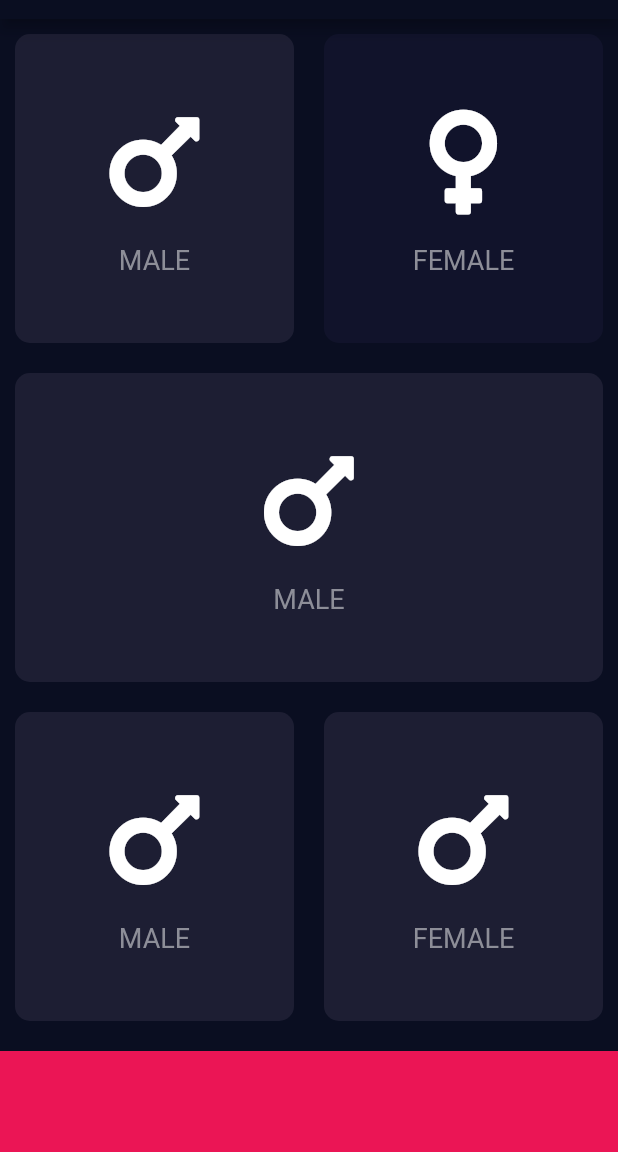
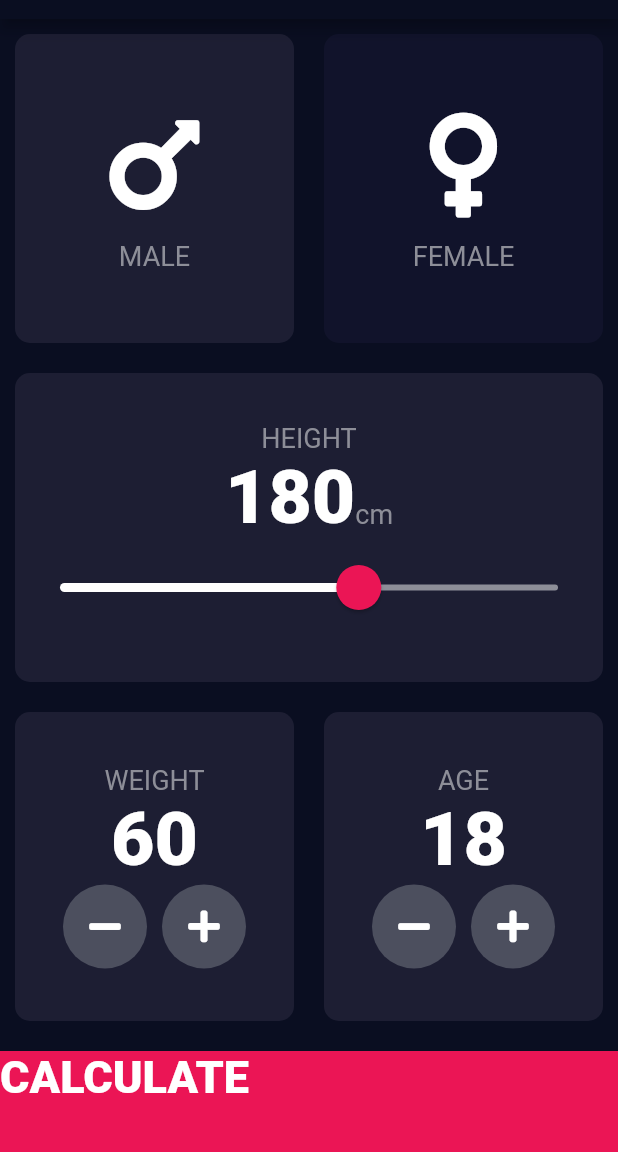
Before and after one commit to prashantsumfactor/bmiCalculator, a Flutter app: the screen it shows after launch, on a phone screen of 412 x 824 dp, the part 65-1217 px from its top. Run offline on Flutter 3.47's test engine with Material 2 defaults, Android fonts, the phone set to English and light mode, and no system bars; our stand-ins replace font_awesome_flutter.

```diff
--- /dev/null
+++ b/lib/constant.dart
@@ -0,0 +1,22 @@
+import 'package:flutter/material.dart';
+
+const kBottomContainerHeight = 80.0;
+const kBottomColor = Color(0xFFEB1555);
+const kInActiveCardColor = Color(0xFF11132B);
+const kActiveCardColor = Color(0xFF1D1E33);
+const kSliderThumbColor = Color(0xFFEB1555);
+const kSliderThumbOverlayColor = Color(0x29EB1555);
+const kActiveSliderColor = Colors.white;
+const kInActiveSliderColor = Color(0xFF8D8E98);
+const kMinSliderValue = 120.0;
+const kMaxSliderValue = 220.0;
+
+const kLabelTextStyle = TextStyle(
+  fontSize: 18.0,
+  color: Color(0xFF8D8E98),
+);
+
+const kNumberTextStyle = TextStyle(
+  fontSize: 50,
+  fontWeight: FontWeight.w900,
+);
--- a/lib/home_page.dart
+++ /dev/null
@@ -1,106 +0,0 @@
-import 'package:flutter/material.dart';
-import 'package:font_awesome_flutter/font_awesome_flutter.dart';
-import 'icon_content.dart';
-import 'reusable_card.dart';
-
-const bottomContainerHeight = 80.0;
-const bottomColor = Color(0xFFEB1555);
-const inActiveCardColor = Color(0xFF11132B);
-const activeCardColor = Color(0xFF1D1E33);
-
-class BmiHome extends StatefulWidget {
-  const BmiHome({super.key});
-
-  @override
-  State<BmiHome> createState() => _MyHomePageState();
-}
-
-enum Gender { male, female }
-
-class _MyHomePageState extends State<BmiHome> {
-
-  Gender selectedGender = Gender.male;
-
-  @override
-  Widget build(BuildContext context) {
-    return Scaffold(
-      appBar: AppBar(
-        title: const Text('BMI Calculator'),
-        backgroundColor: const Color(0xFF0A0E21),
-      ),
-      body: Column(
-        crossAxisAlignment: CrossAxisAlignment.stretch,
-        children: <Widget>[
-          Expanded(
-              child: Row(
-            children: [
-              Expanded(
-                child: ReusableCard(
-                    onPress: (){
-                      selectedGender = Gender.male;
-                    },
-                    color: selectedGender == Gender.male
-                        ? activeCardColor
-                        : inActiveCardColor,
-                    child: IconContent(
-                      name: 'MALE',
-                      icon: FontAwesomeIcons.mars,
-                    )),
-              ),
-              Expanded(
-                child: ReusableCard(
-                    onPress: (){
-                      selectedGender = Gender.female;
-                    },
-                    color: selectedGender == Gender.female
-                        ? activeCardColor
-                        : inActiveCardColor,
-                    child: IconContent(
-                      name: 'FEMALE',
-                      icon: FontAwesomeIcons.venus,
-                    )),
-              )
-            ],
-          )),
-          Expanded(
-              child: ReusableCard(
-            color: activeCardColor,
-            onPress: (){},
-            child: IconContent(
-              name: 'MALE',
-              icon: FontAwesomeIcons.mars,
-            ),
-          )),
-          Expanded(
-              child: Row(
-            children: [
-              Expanded(
-                  child: ReusableCard(
-                      color: activeCardColor,
-                      onPress: (){},
-                      child: IconContent(
-                        name: 'MALE',
-                        icon: FontAwesomeIcons.mars,
-                      ))),
-              Expanded(
-                child: ReusableCard(
-                    color: activeCardColor,
-                    onPress: (){},
-                    child: IconContent(
-                      name: 'FEMALE',
-                      icon: FontAwesomeIcons.mars,
-                    )),
-              )
-            ],
-          )),
-          Container(
-            color: bottomColor,
-            width: double.infinity,
-            height: bottomContainerHeight,
-            margin: const EdgeInsets.only(top: 10.0),
-          )
-        ],
-      ),
-    );
-  }
-}
--- a/lib/icon_content.dart
+++ b/lib/icon_content.dart
@@ -1,6 +1,5 @@
 import 'package:flutter/material.dart';
-
-const labelTextStyle = TextStyle(fontSize: 18.0, color: Color(0xFF8D8E98));
+import 'constant.dart';
 
 class IconContent extends StatelessWidget {
   IconContent({required this.name, required this.icon});
@@ -14,11 +13,8 @@ class IconContent extends StatelessWidget {
       mainAxisAlignment: MainAxisAlignment.center,
       children: [
         Icon(icon, size: 80.0),
-        SizedBox(height: 15.0),
-        Text(
-            name,
-            style: labelTextStyle
-        )
+        SizedBox(height: 10.0),
+        Text(name, style: kLabelTextStyle)
       ],
     );
   }
--- /dev/null
+++ b/lib/inout_page.dart
@@ -0,0 +1,253 @@
+import 'package:flutter/material.dart';
+import 'package:font_awesome_flutter/font_awesome_flutter.dart';
+import 'icon_content.dart';
+import 'reusable_card.dart';
+import 'constant.dart';
+import 'result_page.dart';
+
+class InputPage extends StatefulWidget {
+  const InputPage({super.key});
+
+  @override
+  State<InputPage> createState() => _MyHomePageState();
+}
+
+enum Gender { male, female }
+
+class _MyHomePageState extends State<InputPage> {
+  Gender selectedGender = Gender.male;
+  int height = 180;
+  int weight = 60;
+  int age = 18;
+
+  @override
+  Widget build(BuildContext context) {
+    return Scaffold(
+      appBar: AppBar(
+        title: const Text('BMI Calculator'),
+        backgroundColor: const Color(0xFF0A0E21),
+      ),
+      body: Column(
+        crossAxisAlignment: CrossAxisAlignment.stretch,
+        children: <Widget>[
+          Expanded(
+            child: Row(
+              children: [
+                Expanded(
+                  child: ReusableCard(
+                      gestureTapCallback: () {
+                        setState(() {
+                          selectedGender = Gender.male;
+                        });
+                      },
+                      color: selectedGender == Gender.male
+                          ? kActiveCardColor
+                          : kInActiveCardColor,
+                      child: IconContent(
+                        name: 'MALE',
+                        icon: FontAwesomeIcons.mars,
+                      )),
+                ),
+                Expanded(
+                  child: ReusableCard(
+                      gestureTapCallback: () {
+                        setState(() {
+                          selectedGender = Gender.female;
+                        });
+                      },
+                      color: selectedGender == Gender.female
+                          ? kActiveCardColor
+                          : kInActiveCardColor,
+                      child: IconContent(
+                        name: 'FEMALE',
+                        icon: FontAwesomeIcons.venus,
+                      )),
+                )
+              ],
+            ),
+          ),
+          Expanded(
+            child: ReusableCard(
+              color: kActiveCardColor,
+              gestureTapCallback: () {},
+              child: Column(
+                mainAxisAlignment: MainAxisAlignment.center,
+                children: [
+                  const Text(
+                    'HEIGHT',
+                    style: kLabelTextStyle,
+                  ),
+                  Row(
+                    mainAxisAlignment: MainAxisAlignment.center,
+                    crossAxisAlignment: CrossAxisAlignment.baseline,
+                    textBaseline: TextBaseline.alphabetic,
+                    children: [
+                      Text(
+                        height.toString(),
+                        style: kNumberTextStyle,
+                      ),
+                      const Text(
+                        'cm',
+                        style: kLabelTextStyle,
+                      ),
+                    ],
+                  ),
+                  SliderTheme(
+                      data: SliderTheme.of(context).copyWith(
+                        activeTrackColor: kActiveSliderColor,
+                        inactiveTrackColor: kInActiveSliderColor,
+                        overlayColor: kSliderThumbOverlayColor,
+                        thumbShape:
+                            RoundSliderThumbShape(enabledThumbRadius: 15.0),
+                        overlayShape:
+                            RoundSliderOverlayShape(overlayRadius: 30.0),
+                        thumbColor: kSliderThumbColor,
+                      ),
+                      child: Slider(
+                        value: height.toDouble(),
+                        min: kMinSliderValue,
+                        max: kMaxSliderValue,
+                        onChanged: (double value) {
+                          setState(() {
+                            height = value.round();
+                          });
+                        },
+                      )),
+                ],
+              ),
+            ),
+          ),
+          Expanded(
+              child: Row(
+            children: [
+              Expanded(
+                child: ReusableCard(
+                  color: kActiveCardColor,
+                  gestureTapCallback: () {},
+                  child: Column(
+                    mainAxisAlignment: MainAxisAlignment.center,
+                    children: [
+                      const Text(
+                        'WEIGHT',
+                        style: kLabelTextStyle,
+                      ),
+                      Text(
+                        weight.toString(),
+                        style: kNumberTextStyle,
+                      ),
+                      Row(
+                        mainAxisAlignment: MainAxisAlignment.center,
+                        children: [
+                          RoundIconButton(
+                            icon: FontAwesomeIcons.minus,
+                            onPressed: () {
+                              setState(() {
+                                weight--;
+                              });
+                            },
+                          ),
+                          const SizedBox(
+                            width: 10.0,
+                          ),
+                          RoundIconButton(
+                            icon: FontAwesomeIcons.plus,
+                            onPressed: () {
+                              setState(() {
+                                weight++;
+                              });
+                            },
+                          ),
+                        ],
+                      ),
+                    ],
+                  ),
+                ),
+              ),
+              Expanded(
+                child: ReusableCard(
+                  color: kActiveCardColor,
+                  gestureTapCallback: () {},
+                  child: Column(
+                    mainAxisAlignment: MainAxisAlignment.center,
+                    children: [
+                      const Text(
+                        'AGE',
+                        style: kLabelTextStyle,
+                      ),
+                      Text(
+                        age.toString(),
+                        style: kNumberTextStyle,
+                      ),
+                      Row(
+                        mainAxisAlignment: MainAxisAlignment.center,
+                        children: [
+                          RoundIconButton(
+                            icon: FontAwesomeIcons.minus,
+                            onPressed: () {
+                              setState(() {
+                                age--;
+                              });
+                            },
+                          ),
+                          const SizedBox(
+                            width: 10.0,
+                          ),
+                          RoundIconButton(
+                            icon: FontAwesomeIcons.plus,
+                            onPressed: () {
+                              setState(() {
+                                age++;
+                              });
+                            },
+                          ),
+                        ],
+                      ),
+                    ],
+                  ),
+                ),
+              )
+            ],
+          )),
+          GestureDetector(
+            onTap: () {
+              Navigator.push(context,
+                  MaterialPageRoute(builder: (context) => const ResultPage()));
+            },
+            child: Container(
+              color: kBottomColor,
+              width: double.infinity,
+              height: kBottomContainerHeight,
+              margin: const EdgeInsets.only(top: 10.0),
+              child: const Text(
+                'CALCULATE',
+                style: TextStyle(fontSize: 30.0, fontWeight: FontWeight.w900),
+              ),
+            ),
+          ),
+        ],
+      ),
+    );
+  }
+}
+
+class RoundIconButton extends StatelessWidget {
+  RoundIconButton({required this.icon, required this.onPressed});
+
+  final IconData icon;
+  final GestureTapCallback onPressed;
+
+  @override
+  Widget build(BuildContext context) {
+    return RawMaterialButton(
+      onPressed: onPressed,
+      elevation: 0.0,
+      child: Icon(icon),
+      constraints: BoxConstraints.tightFor(
+        width: 56.0,
+        height: 56.0,
+      ),
+      shape: CircleBorder(),
+      fillColor: Color(0xFF4C4F5E),
+    );
+  }
+}
--- a/lib/main.dart
+++ b/lib/main.dart
@@ -1,5 +1,5 @@
 import 'package:flutter/material.dart';
-import 'home_page.dart';
+import 'inout_page.dart';
 
 void main() => runApp(const BmiCalculator());
 
@@ -12,7 +12,7 @@ class BmiCalculator extends StatelessWidget {
       theme: ThemeData.dark().copyWith(
         scaffoldBackgroundColor: const Color(0xFF0A0E21),
       ),
-      home: BmiHome(),
+      home: InputPage(),
     );
   }
 }
--- /dev/null
+++ b/lib/result_page.dart
@@ -0,0 +1,15 @@
+import 'package:flutter/material.dart';
+
+class ResultPage extends StatelessWidget {
+  const ResultPage({Key? key}) : super(key: key);
+
+  @override
+  Widget build(BuildContext context) {
+    return Scaffold(
+      appBar: AppBar(
+        title: Text('Result Page'),
+      ),
+      body: Text('Hello'),
+    );
+  }
+}
--- a/lib/reusable_card.dart
+++ b/lib/reusable_card.dart
@@ -1,20 +1,24 @@
 import 'package:flutter/material.dart';
 
 class ReusableCard extends StatelessWidget {
-  ReusableCard({required this.color, required this.child, required this.onPress});
+
+  ReusableCard(
+      {required this.color, required this.child, required this.gestureTapCallback});
 
   final Color color;
-  final Widget child;
-  final Function onPress;
+  final Widget? child;
+  final GestureTapCallback gestureTapCallback;
 
   @override
   Widget build(BuildContext context) {
     return GestureDetector(
-      onTap: onPress(),
+      onTap: gestureTapCallback,
       child: Container(
         margin: const EdgeInsets.all(10.0),
         decoration: BoxDecoration(
-            color: color, borderRadius: BorderRadius.circular(10.0)),
+          color: color,
+          borderRadius: BorderRadius.circular(10.0),
+        ),
         child: child,
       ),
     );
```
